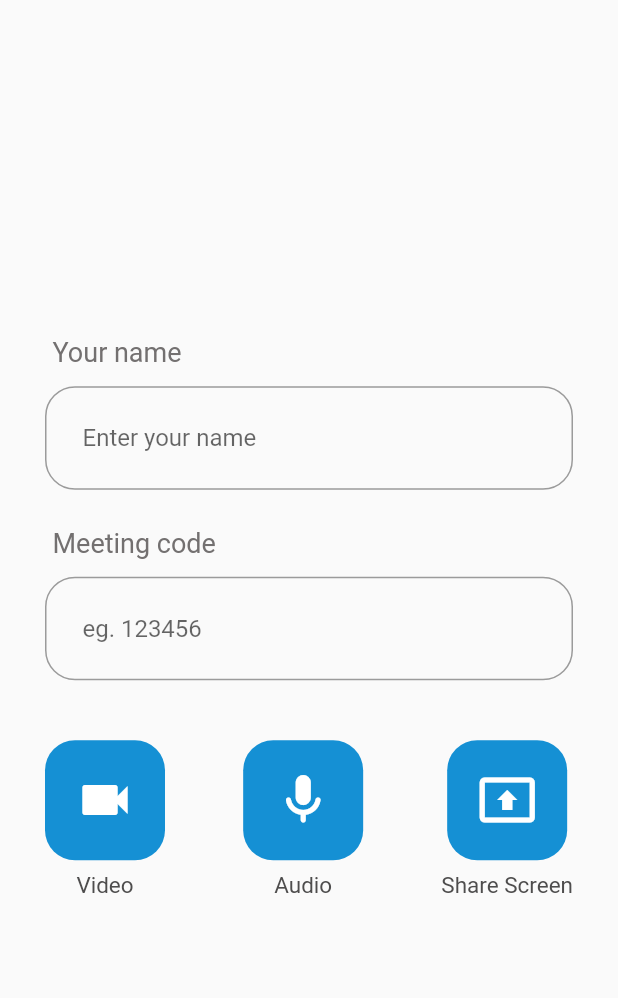
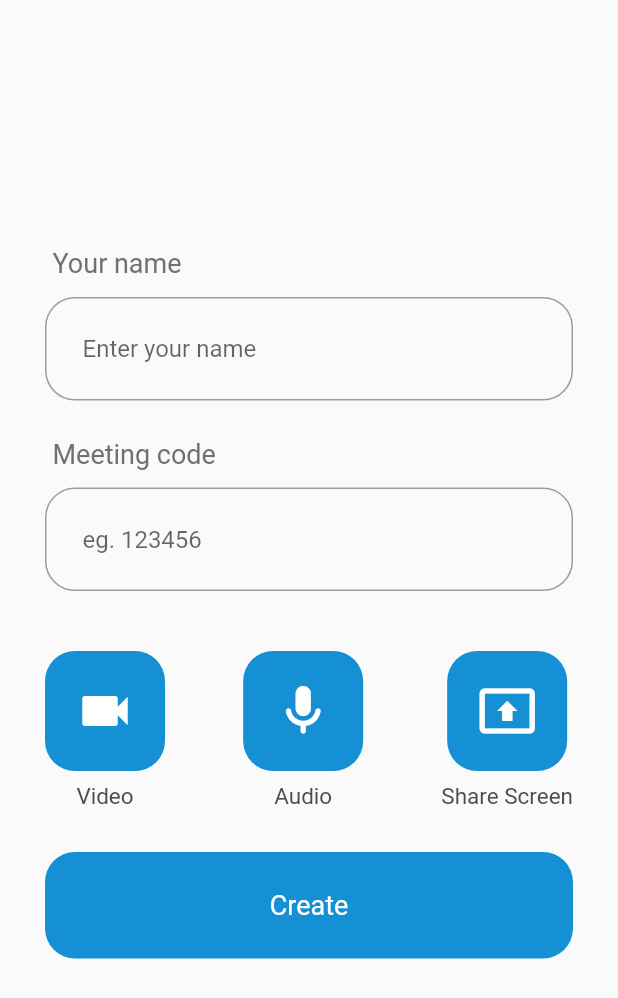
Before and after one commit to wasimk1501/Video_Conferencing_-_Messaging, a Flutter app: the CreateMeeting screen opened directly, on a phone screen of 412 x 824 dp. Shown: the top 998 px of the screen. Run offline on Flutter 3.47's test engine with Material 2 defaults, Android fonts, the phone set to English and light mode, and no system bars; our stand-ins replace lottie; missing offline and left inert: agora_uikit.

Commit message:
added uikit

```diff
--- a/lib/main.dart
+++ b/lib/main.dart
@@ -27,6 +27,9 @@ class MyApp extends StatelessWidget {
         primarySwatch: Colors.blue,
       ),
       home: const SplashScreen(),
+      routes: {
+        '/home': (context) => const HomeScreen(),
+      },
     );
   }
 }
--- a/lib/screens/create_meeting.dart
+++ b/lib/screens/create_meeting.dart
@@ -1,4 +1,5 @@
 import 'package:flutter/material.dart';
+import 'package:video_conferencing/screens/meeting_screen.dart';
 
 class CreateMeeting extends StatefulWidget {
   const CreateMeeting({super.key});
@@ -77,7 +78,7 @@ class _CreateMeetingState extends State<CreateMeeting> {
                         width: 80.0,
                         height: 80.0,
                         decoration: BoxDecoration(
-                          color: Color(0xff1590D4),
+                          color: const Color(0xff1590D4),
                           borderRadius: BorderRadius.circular(20),
                         ),
                         child: const Icon(
@@ -153,7 +154,30 @@ class _CreateMeetingState extends State<CreateMeeting> {
                     ],
                   ),
                 ],
-              )
+              ),
+              Padding(
+                padding: const EdgeInsets.only(top: 28.0, bottom: 20),
+                child: GestureDetector(
+                  child: Container(
+                    width: double.infinity,
+                    padding: const EdgeInsets.symmetric(vertical: 25),
+                    decoration: BoxDecoration(
+                        color: Color(0xff1590D4),
+                        borderRadius: BorderRadius.circular(20)),
+                    child: const Center(
+                      child: Text(
+                        "Create",
+                        style: TextStyle(color: Colors.white, fontSize: 18),
+                      ),
+                    ),
+                  ),
+                  onTap: () => Navigator.push(
+                    context,
+                    MaterialPageRoute(
+                        builder: (context) => const MeetingScreen()),
+                  ),
+                ),
+              ),
             ],
           ),
         ),
--- a/lib/screens/join_with_code.dart
+++ b/lib/screens/join_with_code.dart
@@ -132,7 +132,7 @@ class _JoinWithCodeState extends State<JoinWithCode> {
                         width: 80.0,
                         height: 80.0,
                         decoration: BoxDecoration(
-                            color: Color(0xff1590D4),
+                            color: const Color(0xff1590D4),
                             borderRadius: BorderRadius.circular(20)),
                         child: const Icon(
                           Icons.present_to_all,
--- /dev/null
+++ b/lib/utils/settings.dart
@@ -0,0 +1,3 @@
+const appId = '4f828c6390284584924f8e38eedfd64b';
+const token =
+    '007eJxTYJh/emvfQiGXiylBxp+cP7RtdL+T/Meqp3vFsiOFp+Vz1Z4pMJikWRhZJJsZWxoYWZiYWphYGgFFUo0tUlNT0lLMTJJO3H2R3BDIyDA//C4zIwMEgvg8DL6pqSWZeem+mXkpxQwMABvwJXM=';
--- a/pubspec.yaml
+++ b/pubspec.yaml
@@ -36,6 +36,8 @@ dependencies:
   # Use with the CupertinoIcons class for iOS style icons.
   cupertino_icons: ^1.0.2
   lottie: ^2.2.0
+  agora_uikit: ^1.1.2
+  permission_handler: ^10.2.0
 
 dev_dependencies:
   flutter_test:
```
Also changed, not shown: lib/screens/home_screen.dart (+13 -6 lines), lib/screens/meeting_screen.dart (+54 -0 lines), lib/screens/splash_screen.dart (+26 -9 lines), pubspec.lock, 5 other files.
